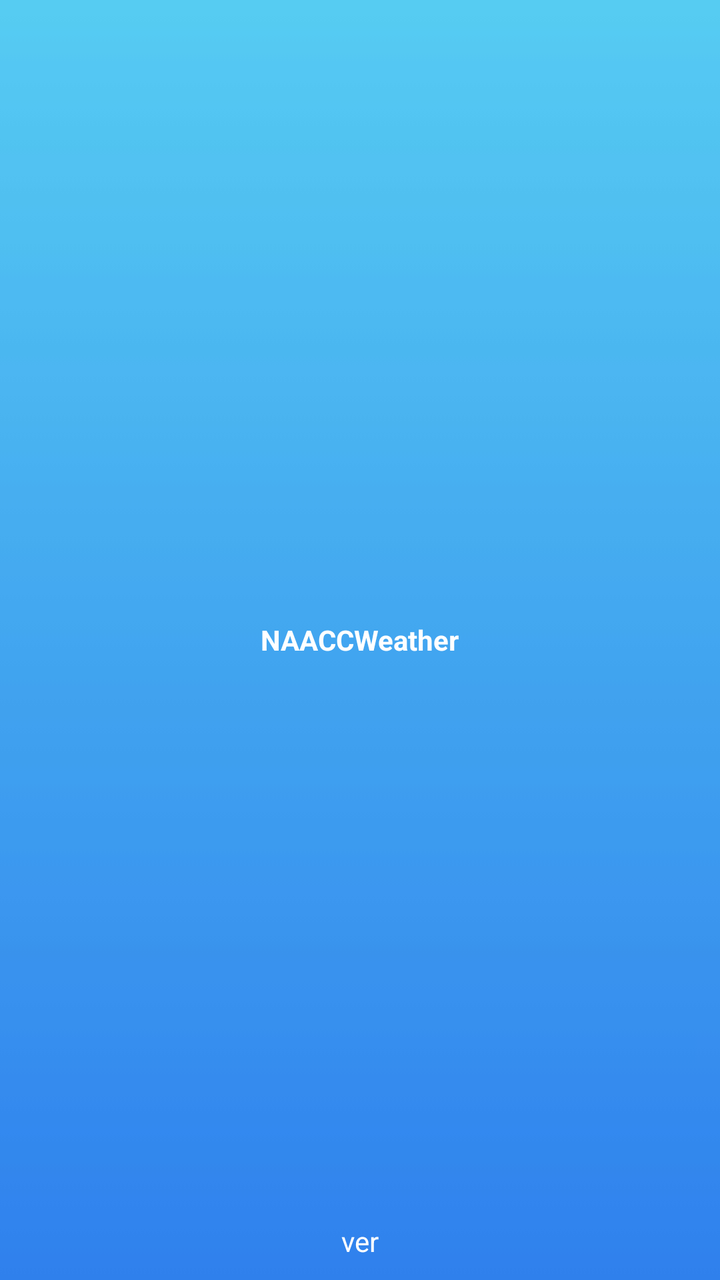
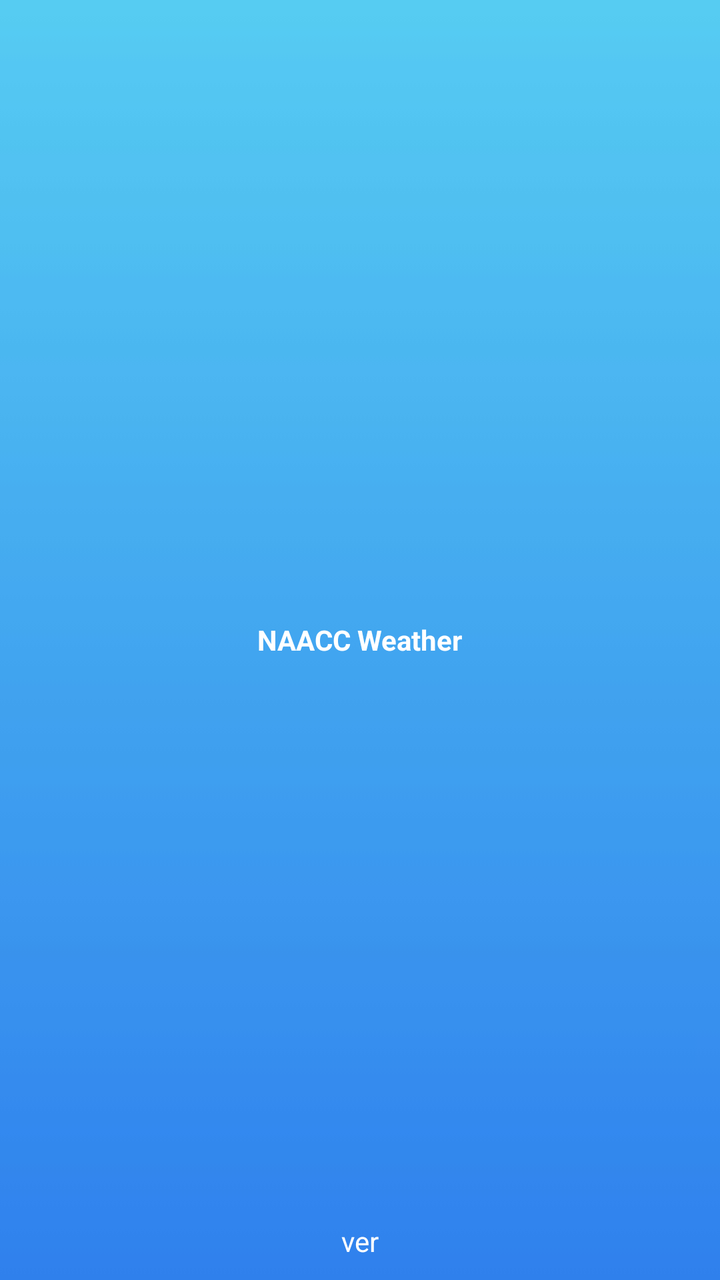

An Android layout rendered at two revisions. The XML below is the earlier revision; the diff shows what the commit changed to produce the second picture.
<!-- AndroidManifest.xml: application theme AppTheme -->
<!-- res/layout/activity_loading.xml -->
<?xml version="1.0" encoding="utf-8"?>
<RelativeLayout xmlns:android="http://schemas.android.com/apk/res/android"
    xmlns:tools="http://schemas.android.com/tools"

    tools:context="net.ijoon.ijoonweatherstation.view.LoadingActivity"
    android:layout_width="match_parent"
    android:layout_height="match_parent"
    android:background="@drawable/blue_skies">

    <TextView
        android:layout_width="wrap_content"
        android:layout_height="wrap_content"
        android:layout_centerInParent="true"
        android:text="NAACCWeather"
        android:textColor="@color/white"
        android:textStyle="bold" />

    <TextView
        android:layout_width="wrap_content"
        android:layout_height="wrap_content"
        android:layout_centerHorizontal="true"
        android:layout_alignParentBottom="true"
        android:layout_marginBottom="10dp"
        android:id="@+id/tvVersion"
        android:text="ver"
        android:textColor="@color/white"/>
</RelativeLayout>
<!-- resources referenced by this layout -->
<resources>
  <color name="white">#fff</color>
  <!-- drawable blue_skies: jpg bitmap (drawable-v24, 1647 bytes) -->
  <style name="AppTheme" parent="Theme.AppCompat.Light.DarkActionBar">
          
          <item name="colorPrimary">@color/blueSkiestop</item>
          <item name="colorPrimaryDark">@color/blueSkiestop</item>
          <item name="colorAccent">@color/black</item>
      </style>
  <color name="blueSkiestop">#56CBF2</color>
  <color name="black">#000</color>
</resources>

<!-- the commit's change to res/layout/activity_loading.xml (unified diff, before → after) -->
@@ -11,7 +11,7 @@
         android:layout_width="wrap_content"
         android:layout_height="wrap_content"
         android:layout_centerInParent="true"
-        android:text="NAACCWeather"
+        android:text="NAACC Weather"
         android:textColor="@color/white"
         android:textStyle="bold" />
 
